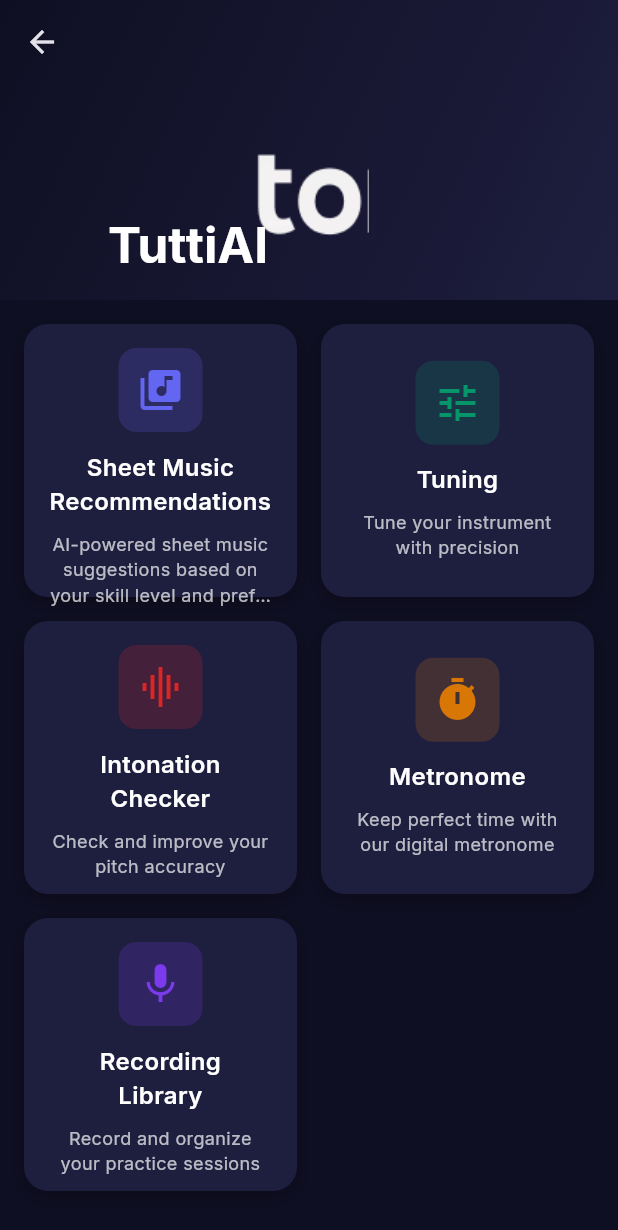
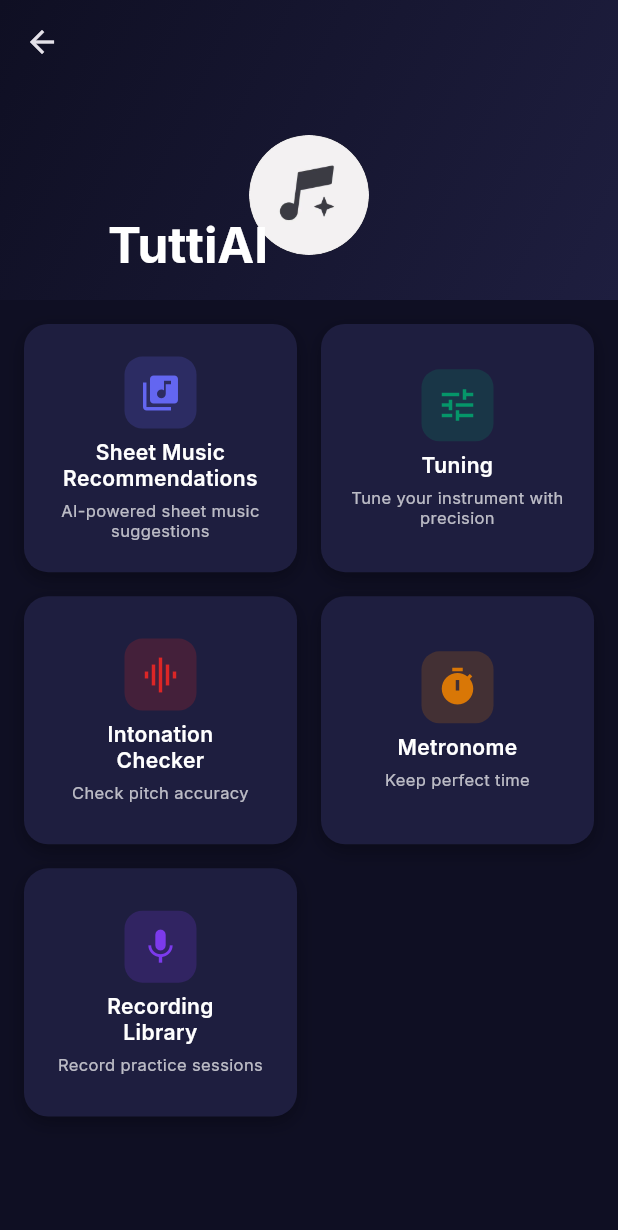
Before and after one commit to Kudostoy0u/tuttiai, a Flutter app: the DashboardScreen screen opened directly, on a phone screen of 412 x 824 dp. Shown: the top 1230 px of the screen. Run offline on Flutter 3.47's test engine with Material 3 defaults, Android fonts, the phone set to English and light mode, and no system bars; our stand-ins replace google_fonts, shared_preferences; accounts and stored records are empty.

Commit message:
last commit

```diff
--- a/lib/screens/main/dashboard_screen.dart
+++ b/lib/screens/main/dashboard_screen.dart
@@ -14,7 +14,7 @@ class DashboardScreen extends StatelessWidget {
       body: CustomScrollView(
         slivers: [
           SliverAppBar(
-            expandedHeight: 200.0,
+            expandedHeight: 200,
             floating: false,
             pinned: true,
             backgroundColor: const Color(0xFF0F0F23),
@@ -45,19 +45,18 @@ class DashboardScreen extends StatelessWidget {
                       Container(
                         width: 80,
                         height: 80,
-                        decoration: BoxDecoration(
-                          borderRadius: BorderRadius.circular(16),
+                        decoration: const BoxDecoration(
+                          shape: BoxShape.circle,
                         ),
-                        child: ClipRRect(
-                          borderRadius: BorderRadius.circular(16),
+                        child: ClipOval(
                           child: Image.asset(
-                            'assets/tonic.webp',
+                            'assets/tonic.jpg',
                             fit: BoxFit.cover,
                             errorBuilder: (context, error, stackTrace) {
                               return Container(
-                                decoration: BoxDecoration(
-                                  borderRadius: BorderRadius.circular(16),
-                                  color: const Color(0xFF6366F1),
+                                decoration: const BoxDecoration(
+                                  shape: BoxShape.circle,
+                                  color: Color(0xFF6366F1),
                                 ),
                                 child: const Icon(
                                   Icons.music_note,
@@ -82,7 +81,7 @@ class DashboardScreen extends StatelessWidget {
                 crossAxisCount: 2,
                 crossAxisSpacing: 16,
                 mainAxisSpacing: 16,
-                childAspectRatio: 1,
+                childAspectRatio: 1.1, // Slightly taller cards to accommodate text
               ),
               delegate: SliverChildListDelegate([
                 _buildFeatureCard(
@@ -90,7 +89,7 @@ class DashboardScreen extends StatelessWidget {
                   'Sheet Music\nRecommendations',
                   Icons.library_music,
                   const Color(0xFF6366F1),
-                  'AI-powered sheet music suggestions based on your skill level and preferences',
+                  'AI-powered sheet music suggestions',
                   () => Navigator.push(
                     context,
                     MaterialPageRoute(builder: (context) => const SheetMusicScreen()),
@@ -112,7 +111,7 @@ class DashboardScreen extends StatelessWidget {
                   'Intonation\nChecker',
                   Icons.graphic_eq,
                   const Color(0xFFDC2626),
-                  'Check and improve your pitch accuracy',
+                  'Check pitch accuracy',
                   () => Navigator.push(
                     context,
                     MaterialPageRoute(builder: (context) => const IntonationScreen()),
@@ -123,7 +122,7 @@ class DashboardScreen extends StatelessWidget {
                   'Metronome',
                   Icons.timer,
                   const Color(0xFFD97706),
-                  'Keep perfect time with our digital metronome',
+                  'Keep perfect time',
                   () => Navigator.push(
                     context,
                     MaterialPageRoute(builder: (context) => const MetronomeScreen()),
@@ -134,7 +133,7 @@ class DashboardScreen extends StatelessWidget {
                   'Recording\nLibrary',
                   Icons.mic,
                   const Color(0xFF7C3AED),
-                  'Record and organize your practice sessions',
+                  'Record practice sessions',
                   () => Navigator.push(
                     context,
                     MaterialPageRoute(builder: (context) => const RecordingLibraryScreen()),
@@ -171,42 +170,51 @@ class DashboardScreen extends StatelessWidget {
           ],
         ),
         child: Padding(
-          padding: const EdgeInsets.all(16),
+          padding: const EdgeInsets.all(12),
           child: Column(
             mainAxisAlignment: MainAxisAlignment.center,
+            mainAxisSize: MainAxisSize.min,
             children: [
               Container(
-                padding: const EdgeInsets.all(12),
+                padding: const EdgeInsets.all(10),
                 decoration: BoxDecoration(
                   color: color.withOpacity(0.2),
                   borderRadius: BorderRadius.circular(12),
                 ),
                 child: Icon(
                   icon,
-                  size: 32,
+                  size: 28,
                   color: color,
                 ),
               ),
-              const SizedBox(height: 12),
-              Text(
+              const SizedBox(height: 8),
+              Flexible(
+                child: Text(
                   title,
                   style: const TextStyle(
-                  fontSize: 16,
+                    fontSize: 14,
                     fontWeight: FontWeight.w600,
                     color: Colors.white,
+                    height: 1.2,
                   ),
                   textAlign: TextAlign.center,
+                  maxLines: 2,
+                  overflow: TextOverflow.ellipsis,
                 ),
-              const SizedBox(height: 8),
-              Text(
+              ),
+              const SizedBox(height: 6),
+              Flexible(
+                child: Text(
                   description,
                   style: TextStyle(
-                  fontSize: 12,
+                    fontSize: 11,
                     color: Colors.white.withOpacity(0.7),
+                    height: 1.2,
                   ),
                   textAlign: TextAlign.center,
-                maxLines: 3,
+                  maxLines: 2,
                   overflow: TextOverflow.ellipsis,
+                ),
               ),
             ],
           ),
--- a/lib/screens/splash_screen.dart
+++ b/lib/screens/splash_screen.dart
@@ -38,7 +38,7 @@ class SplashScreen extends StatelessWidget {
                 child: ClipRRect(
                   borderRadius: BorderRadius.circular(24),
                   child: Image.asset(
-                    'assets/tonic.webp',
+                    'assets/tonic.jpg',
                     fit: BoxFit.cover,
                     errorBuilder: (context, error, stackTrace) {
                       return Container(
```
Also changed, not shown: lib/screens/auth/login_screen.dart (+18 -3 lines), lib/screens/features/metronome_screen.dart (+81 -71 lines), assets/tonic.jpg (added), 1 other file. Lines whose indentation alone changed are shown as unchanged.
